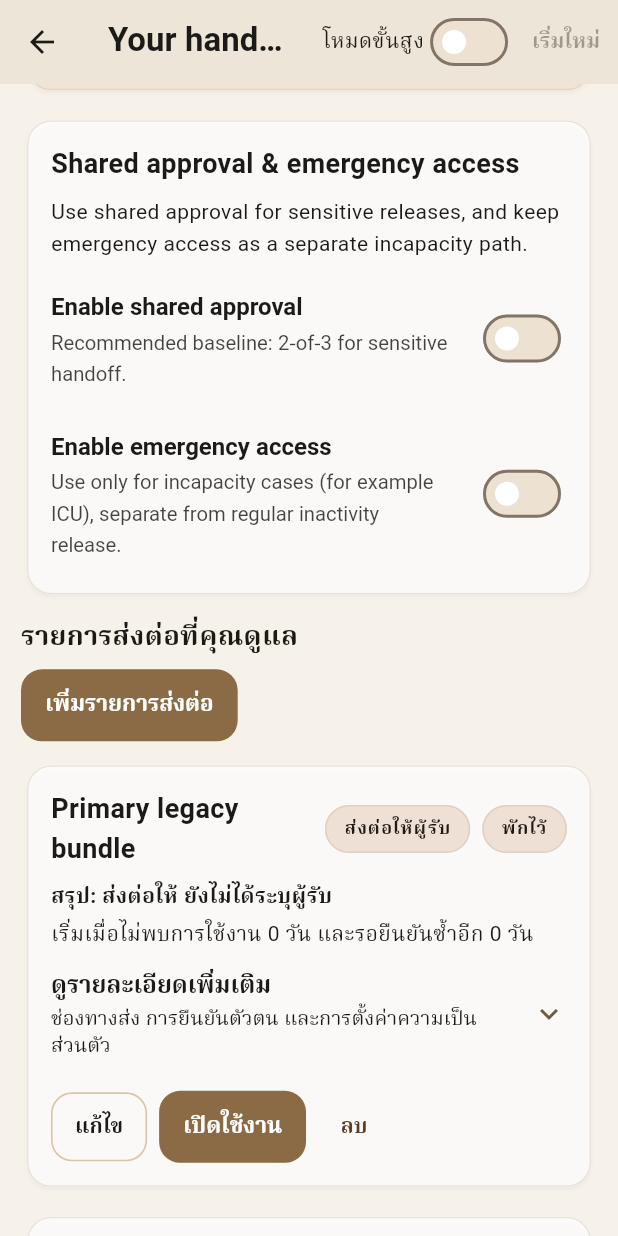
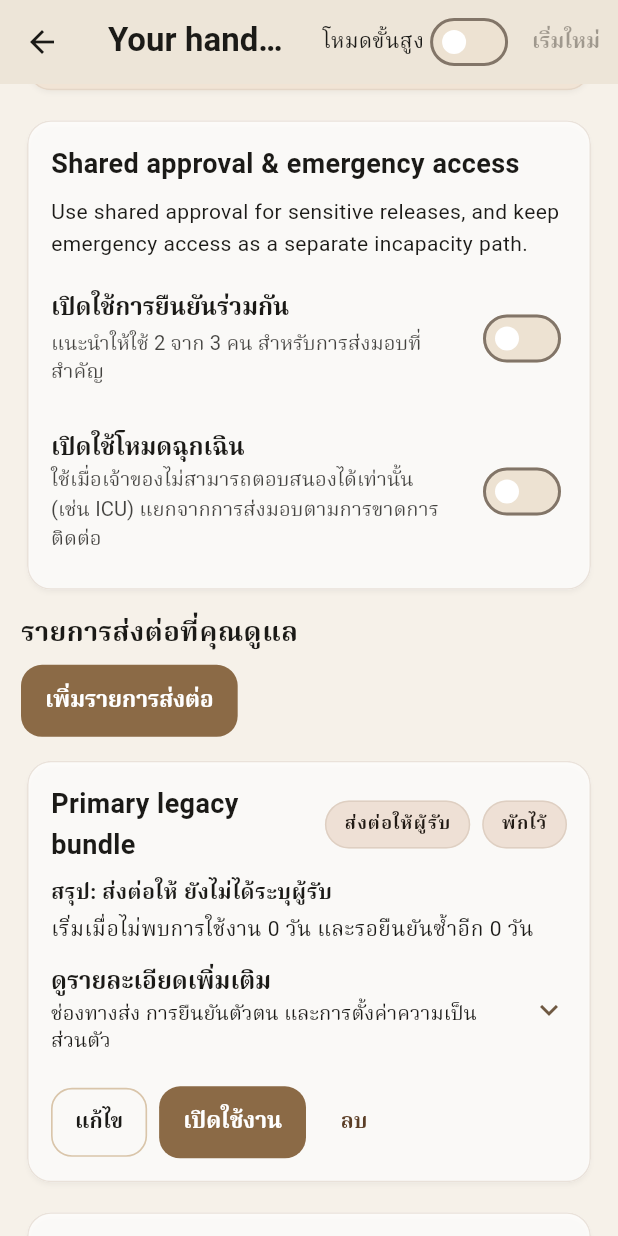
Before and after one commit to sanom-ai/digital-legacy-weaver, a Flutter app: the IntentBuilderScreen screen opened directly with empty values, scrolled down 2304 dp, on a phone screen of 412 x 824 dp. Run offline on Flutter 3.47's test engine with Material 3 defaults, Android fonts, the phone set to English and light mode, and no system bars; our stand-ins replace flutter_riverpod, flutter_secure_storage, google_fonts, qr_flutter, shared_preferences, supabase_flutter; missing offline and left inert: cryptography; accounts and stored records are empty.

Commit message:
feat(app): humanize intent builder copy and thai-first policy summary

```diff
--- a/apps/flutter_app/lib/features/intent_builder/intent_builder_screen.dart
+++ b/apps/flutter_app/lib/features/intent_builder/intent_builder_screen.dart
@@ -765,36 +765,36 @@ class _IntentBuilderScreenState extends ConsumerState<IntentBuilderScreen> {
         : selectedDestinations.join(", " );
 
     return '''
-Digital Legacy Policy Paper (Final)
-
-Section 1: Intent Summary
-- Policy name: Family legacy handoff plan
-- Owner: ${widget.profile.id}
-- Beneficiary: $beneficiaryName ($beneficiaryEmail)
-- Privacy profile: ${widget.settings.tracePrivacyProfile}
-- Artifact ID: ${artifact.artifactId}
-- Generated at: ${artifact.generatedAt.toLocal()}
-
-Section 2: Release Conditions
-- Start release checks after $inactivity days of inactivity.
-- Wait $grace extra safety-confirmation days before release.
-- Verification level: $verifyLevel
-- Cooldown before final reveal: 24 hours
-
-Section 3: Roles and Access
-- Beneficiary access: read-only delivery package.
-- System role: run trigger checks and dispatch through approved channels.
-- Primary release channel: ${primary?.releaseChannel ?? "secure_link"}
-
-Section 4: Partner and Ecosystem Scope
-- Legal partner: $partnerLine
-- Ecosystem destinations: $destinationLine
-- Partner fee terms accepted: ${_partnerTermsAccepted ? "Accepted" : "Pending"}
-
-Notes
-- This summary reflects the current exported artifact.
-- The app does not store real balances or custody real funds.
-- Real balances must be verified directly at destination institutions (bank/exchange/legal partner).
+เอกสารสรุปนโยบายมรดกดิจิทัล (ฉบับสุดท้าย)
+
+ส่วนที่ 1: สรุปเจตจำนง
+- ชื่อแผน: แผนส่งมอบมรดกดิจิทัลให้ครอบครัว
+- เจ้าของแผน: ${widget.profile.id}
+- ผู้รับ: $beneficiaryName ($beneficiaryEmail)
+- ระดับความเป็นส่วนตัว: ${widget.settings.tracePrivacyProfile}
+- รหัสเอกสาร: ${artifact.artifactId}
+- เวลาสร้างเอกสาร: ${artifact.generatedAt.toLocal()}
+
+ส่วนที่ 2: เงื่อนไขการส่งมอบ
+- เริ่มตรวจการส่งมอบเมื่อขาดการติดต่อครบ $inactivity วัน
+- รอช่วงยืนยันความปลอดภัยเพิ่มเติมอีก $grace วันก่อนปล่อยข้อมูล
+- ระดับการยืนยันตัวตน: $verifyLevel
+- เวลาหน่วงก่อนเปิดข้อมูลจริง: 24 ชั่วโมง
+
+ส่วนที่ 3: สิทธิ์และการเข้าถึง
+- สิทธิ์ผู้รับ: เข้าถึงแพ็กข้อมูลแบบอ่านอย่างเดียว
+- บทบาทระบบ: ตรวจเงื่อนไขและส่งมอบผ่านช่องทางที่อนุมัติไว้
+- ช่องทางส่งมอบหลัก: ${primary?.releaseChannel ?? "secure_link"}
+
+ส่วนที่ 4: พาร์ทเนอร์และปลายทาง
+- สำนักงานกฎหมาย: $partnerLine
+- ปลายทางใน ecosystem: $destinationLine
+- สถานะการยอมรับค่าธรรมเนียมพาร์ทเนอร์: ${_partnerTermsAccepted ? "ยอมรับแล้ว" : "ยังไม่ยอมรับ"}
+
+หมายเหตุ
+- สรุปนี้อ้างอิงจากเอกสารที่ export ล่าสุด
+- แอปไม่เก็บยอดเงินจริง และไม่ถือครองเงินผู้ใช้
+- ยอดเงินจริงต้องตรวจสอบกับปลายทางโดยตรง (ธนาคาร/Exchange/พาร์ทเนอร์กฎหมาย)
 ''';
   }
 
@@ -809,7 +809,7 @@ Notes
     await showDialog<void>(
       context: context,
       builder: (context) => AlertDialog(
-        title: const Text("????????????? (Policy Paper)"),
+        title: const Text("????????????? (เอกสารสรุปนโยบาย)"),
         content: SizedBox(
           width: 560,
           child: SingleChildScrollView(
@@ -856,7 +856,7 @@ Notes
             onPressed: () {
               Clipboard.setData(ClipboardData(text: paper));
               messenger.showSnackBar(
-                const SnackBar(content: Text("?????? Policy Paper ????")),
+                const SnackBar(content: Text("?????? เอกสารสรุปนโยบาย ????")),
               );
             },
             child: const Text("????????????"),
@@ -940,7 +940,7 @@ Notes
           const SizedBox(width: 8),
           Expanded(child: Text(message)),
           if (isError && onRetry != null)
-            TextButton(onPressed: onRetry, child: const Text("Retry")),
+            TextButton(onPressed: onRetry, child: const Text("ลองใหม่")),
         ],
       ),
     );
@@ -1735,9 +1735,9 @@ Notes
                   const SizedBox(height: 12),
                   SwitchListTile.adaptive(
                     contentPadding: EdgeInsets.zero,
-                    title: const Text("Enable shared approval"),
+                    title: const Text("เปิดใช้การยืนยันร่วมกัน"),
                     subtitle: const Text(
-                      "Recommended baseline: 2-of-3 for sensitive handoff.",
+                      "แนะนำให้ใช้ 2 จาก 3 คน สำหรับการส่งมอบที่สำคัญ",
                     ),
                     value: _document.globalSafeguards.guardianQuorumEnabled,
                     onChanged: (value) {
@@ -1917,9 +1917,9 @@ Notes
                   const SizedBox(height: 12),
                   SwitchListTile.adaptive(
                     contentPadding: EdgeInsets.zero,
-                    title: const Text("Enable emergency access"),
+                    title: const Text("เปิดใช้โหมดฉุกเฉิน"),
                     subtitle: const Text(
-                      "Use only for incapacity cases (for example ICU), separate from regular inactivity release.",
+                      "ใช้เมื่อเจ้าของไม่สามารถตอบสนองได้เท่านั้น (เช่น ICU) แยกจากการส่งมอบตามการขาดการติดต่อ",
                     ),
                     value: _document.globalSafeguards.emergencyAccessEnabled,
                     onChanged: (value) {
@@ -1960,16 +1960,16 @@ Notes
                           iosBackgroundRiskAcknowledged: _document
                               .globalSafeguards.iosBackgroundRiskAcknowledged,
                         ),
-                        message: "Updated emergency access settings.",
+                        message: "อัปเดตการตั้งค่าโหมดฉุกเฉินแล้ว",
                       );
                     },
                   ),
                   if (_document.globalSafeguards.emergencyAccessEnabled) ...[
                     CheckboxListTile(
                       contentPadding: EdgeInsets.zero,
-                      title: const Text("Require beneficiary request"),
+                      title: const Text("ต้องมีคำขอจากผู้รับก่อน"),
                       subtitle: const Text(
-                        "Emergency access should begin with an explicit beneficiary request.",
+                        "โหมดฉุกเฉินจะเริ่มเมื่อผู้รับยื่นคำขออย่างชัดเจน",
                       ),
                       value: _document.globalSafeguards
                           .emergencyAccessRequiresBeneficiaryRequest,
@@ -2013,15 +2013,15 @@ Notes
                             iosBackgroundRiskAcknowledged: _document
                                 .globalSafeguards.iosBackgroundRiskAcknowledged,
                           ),
-                          message: "Updated beneficiary request requirement.",
+                          message: "อัปเดตเงื่อนไขคำขอจากผู้รับแล้ว",
                         );
                       },
                     ),
                     CheckboxListTile(
                       contentPadding: EdgeInsets.zero,
-                      title: const Text("Require shared approval"),
+                      title: const Text("ต้องผ่านการยืนยันร่วมกัน"),
                       subtitle: const Text(
-                        "Recommended so emergency access remains multi-party and auditable.",
+                        "แนะนำให้เปิดไว้ เพื่อให้โหมดฉุกเฉินโปร่งใสและตรวจสอบย้อนหลังได้",
                       ),
                       value: _document.globalSafeguards
                           .emergencyAccessRequiresGuardianQuorum,
@@ -2348,7 +2348,7 @@ Notes
                           onPressed: () {
                             _openPolicyPaper(_artifact!);
                           },
-                          child: const Text("ดู Policy Paper"),
+                          child: const Text("ดูเอกสารสรุปนโยบาย"),
                         ),
                         OutlinedButton(
                           onPressed: canMarkReviewed
@@ -2595,7 +2595,7 @@ Notes
                 crossAxisAlignment: CrossAxisAlignment.start,
                 children: [
                   const Text(
-                    "How this plan works",
+                    "แผนนี้ทำงานอย่างไร",
                     style: TextStyle(fontSize: 18, fontWeight: FontWeight.w600),
                   ),
                   const SizedBox(height: 8),
@@ -2614,14 +2614,14 @@ Notes
                       crossAxisAlignment: CrossAxisAlignment.start,
                       children: [
                         Text(
-                          "Simple flow",
+                          "ลำดับการทำงานแบบย่อ",
                           style: TextStyle(fontWeight: FontWeight.w600),
                         ),
                         SizedBox(height: 8),
-                        Text("1) Inactivity or scheduled date is reached."),
-                        Text("2) Safety checks run first."),
-                        Text("3) Recipient receives guided access steps."),
-                        Text("4) Access events are recorded for audit."),
+                        Text("1) ถึงเงื่อนไขวันเวลา หรือขาดการติดต่อที่ตั้งไว้"),
+                        Text("2) ระบบตรวจความปลอดภัยก่อนทุกครั้ง"),
+                        Text("3) ผู้รับเห็นขั้นตอนที่ชัดเจนและทำตามได้ทันที"),
+                        Text("4) ทุกเหตุการณ์ถูกบันทึกไว้เพื่อตรวจสอบย้อนหลัง"),
                       ],
                     ),
                   ),
```
